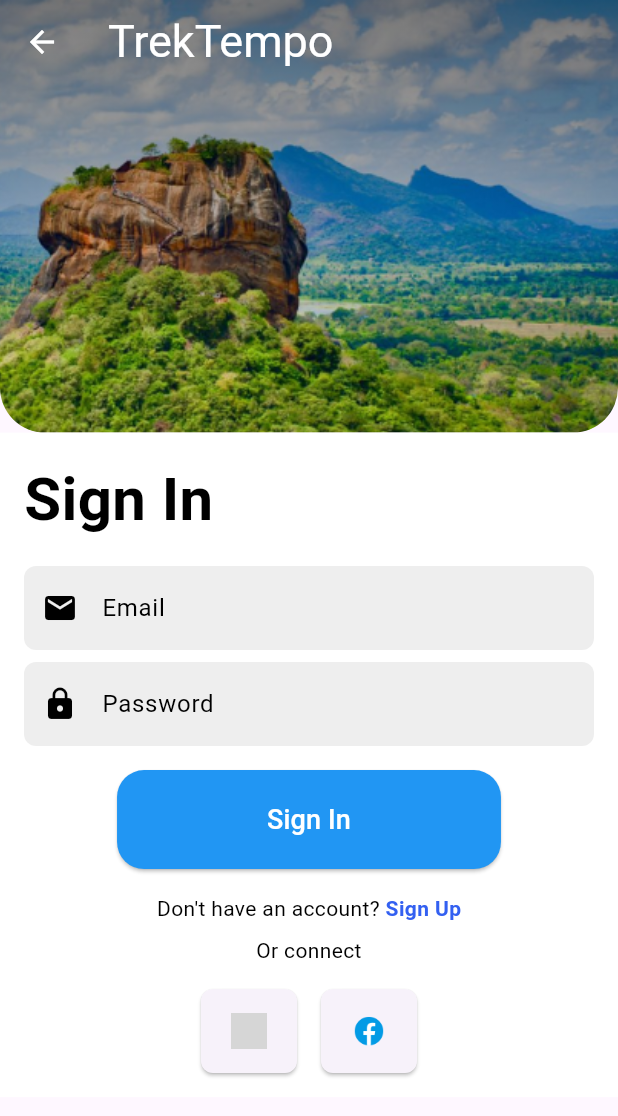
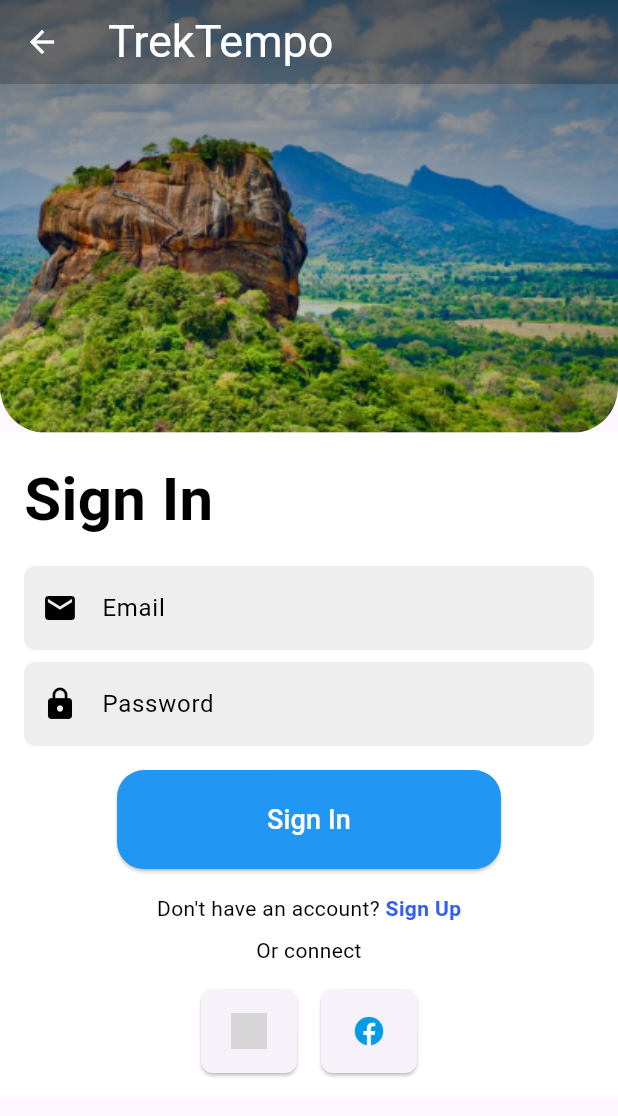
Before and after one commit to naamiahmed/TrekTempo, a Flutter app: the SignInPage screen opened directly, on a phone screen of 412 x 824 dp. Shown: the top 1116 px of the screen. Run offline on Flutter 3.47's test engine with Material 3 defaults, Android fonts, the phone set to English and light mode, and no system bars; Roboto replaces fonts that are missing (ShortBaby); grey boxes are pictures that could not be loaded.

Commit message:
chore: Update input text box and app bar styling
This commit updates the input text box component to include a required TextEditingController and a validator function. It also updates the app bar component to change the text color to white and the background color to black with 20% opacity. These changes improve the functionality and visual appearance of the sign-in and sign-up pages.

```diff
--- a/Front- End/lib/Pages/HomePage_Featurs/Notification/Notification_Home.dart
+++ b/Front- End/lib/Pages/HomePage_Featurs/Notification/Notification_Home.dart
@@ -1,6 +1,6 @@
 import 'package:flutter/material.dart';
 import 'package:travel_app/Pages/HomePage_Featurs/MainHomePage.dart';
-import 'package:travel_app/Pages/HomePage_Featurs/Notification/MessagePage.dart';
+import 'package:travel_app/Pages/HomePage_Featurs/Message/MessagePage.dart';
 import 'package:travel_app/Pages/Destinations/destinations_page.dart';
 class Notifications_Home extends StatelessWidget {
   const Notifications_Home({super.key});
--- a/Front- End/lib/Pages/PageCommonComponents/TrekTempo_Appbar.dart
+++ b/Front- End/lib/Pages/PageCommonComponents/TrekTempo_Appbar.dart
@@ -13,10 +13,11 @@ class TrekTempo_Appbar extends StatelessWidget implements PreferredSizeWidget {
         style: TextStyle(
           fontFamily: 'ShortBaby',
           fontSize: 30,
-          color: Colors.white,
+          color: Color.fromARGB(255, 255, 255, 255),
+
         ),
       ),
-      backgroundColor: Colors.transparent,
+      backgroundColor: Colors.black.withOpacity(0.2),
       elevation: 0,
       leading: Container(
         padding:EdgeInsets.all(4.0),
--- a/Front- End/lib/Pages/Sign-In-Up/Components/InputTextBox.dart
+++ b/Front- End/lib/Pages/Sign-In-Up/Components/InputTextBox.dart
@@ -9,7 +9,7 @@ class InputTextBox extends StatelessWidget {
     Key? key,
     required this.icon,
     required this.label,
-    this.isPassword = false,
+    this.isPassword = false, required TextEditingController controller, required String? Function(String? value) validator,
   }) : super(key: key);
 
   @override
--- a/Front- End/lib/Pages/Sign-In-Up/SignIn.dart
+++ b/Front- End/lib/Pages/Sign-In-Up/SignIn.dart
@@ -4,9 +4,19 @@ import 'package:travel_app/Pages/Sign-In-Up/Components/TopImage.dart';
 import 'package:travel_app/Pages/Sign-In-Up/SignUp.dart';
 import 'package:travel_app/Pages/Sign-In-Up/Components/Button.dart';
 import 'package:travel_app/Pages/PageCommonComponents/TrekTempo_Appbar.dart';
-import 'package:travel_app/Pages/Sign-In-Up/Components/InputTextBox.dart'; // Import the new widget
+import 'package:travel_app/Pages/Sign-In-Up/Components/InputTextBox.dart';
+import 'package:travel_app/Pages/Sign-In-Up/Components/Validation.dart';
 
-class SignInPage extends StatelessWidget {
+class SignInPage extends StatefulWidget {
+  @override
+  _SignInPageState createState() => _SignInPageState();
+}
+
+class _SignInPageState extends State<SignInPage> {
+  final _formKey = GlobalKey<FormState>();
+  final _emailController = TextEditingController();
+  final _passwordController = TextEditingController();
+
   @override
   Widget build(BuildContext context) {
     final height = MediaQuery.of(context).size.height;
@@ -22,6 +32,8 @@ class SignInPage extends StatelessWidget {
             Container(
               color: Colors.white,
               padding: const EdgeInsets.all(16.0),
+              child: Form(
+                key: _formKey,
                 child: Column(
                   crossAxisAlignment: CrossAxisAlignment.start,
                   children: [
@@ -34,20 +46,33 @@ class SignInPage extends StatelessWidget {
                       ),
                     ),
                     const SizedBox(height: 16),
-
-                  InputTextBox(icon: Icons.email, label: 'Email'),
+                    InputTextBox(
+                      icon: Icons.email,
+                      label: 'Email',
+                      controller: _emailController,
+                      validator: Validation.validateEmail,
+                    ),
                     const SizedBox(height: 8),
-
-                  InputTextBox(icon: Icons.lock, label: 'Password', isPassword: true),
+                    InputTextBox(
+                      icon: Icons.lock,
+                      label: 'Password',
+                      isPassword: true,
+                      controller: _passwordController,
+                      validator: Validation.validatePassword,
+                    ),
                     const SizedBox(height: 16),
                     Center(
                       child: Button(
                         text: 'Sign In',
                         onPressed: () {
+                          if (_formKey.currentState!.validate()) {
                             Navigator.push(
                               context,
                               MaterialPageRoute(builder: (context) => ForgotPasswordPage()),
                             );
+                          } else {
+                            print("Validation failed");
+                          }
                         },
                       ),
                     ),
@@ -136,13 +161,10 @@ class SignInPage extends StatelessWidget {
                   ],
                 ),
               ),
+            ),
           ],
         ),
       ),
     );
   }
 }
-
-void main() => runApp(MaterialApp(
-  home: SignInPage(),
-));
```
Also changed, not shown: Front- End/lib/Pages/HomePage_Featurs/MainHomePage.dart (+66 -30 lines), Front- End/lib/Pages/HomePage_Featurs/Profile/ProfilePage.dart (added, +93 -0 lines), Front- End/lib/Pages/Sign-In-Up/Components/Validation.dart (added, +32 -0 lines), Front- End/lib/Pages/Sign-In-Up/SignUp.dart (+51 -7 lines), Front- End/lib/Pages/HomePage_Featurs/Message/MessagePage.dart (renamed from Front- End/lib/Pages/HomePage_Featurs/Notification/MessagePage.dart). Lines whose indentation alone changed are shown as unchanged.
